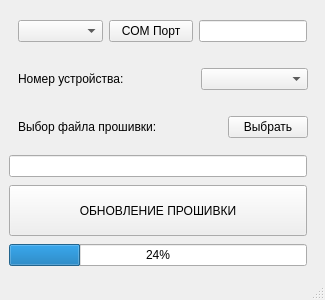
Before: the Qt Designer form Sender/mainwindow.ui in GlebZigert/CRC32, drawn with Qt 5.
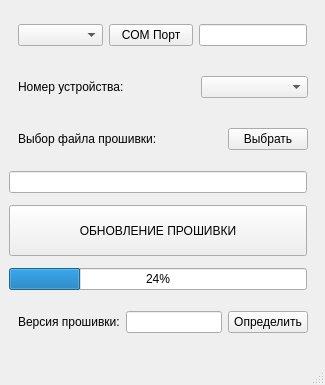
After: the same form once the commit is applied.

The edit to the form file:
```diff
--- a/Sender/mainwindow.ui
+++ b/Sender/mainwindow.ui
@@ -7,7 +7,7 @@
     <x>0</x>
     <y>0</y>
     <width>325</width>
-    <height>300</height>
+    <height>385</height>
    </rect>
   </property>
   <property name="sizePolicy">
@@ -24,8 +24,8 @@
   </property>
   <property name="maximumSize">
    <size>
-    <width>325</width>
-    <height>300</height>
+    <width>326</width>
+    <height>400</height>
    </size>
   </property>
   <property name="windowTitle">
@@ -266,6 +266,47 @@
       </property>
      </widget>
     </item>
+    <item>
+     <widget class="QWidget" name="" native="true">
+      <property name="sizePolicy">
+       <sizepolicy hsizetype="Fixed" vsizetype="Fixed">
+        <horstretch>0</horstretch>
+        <verstretch>0</verstretch>
+       </sizepolicy>
+      </property>
+      <property name="minimumSize">
+       <size>
+        <width>308</width>
+        <height>0</height>
+       </size>
+      </property>
+      <property name="maximumSize">
+       <size>
+        <width>308</width>
+        <height>16777215</height>
+       </size>
+      </property>
+      <layout class="QHBoxLayout" name="horizontalLayout_4">
+       <item>
+        <widget class="QLabel" name="label_3">
+         <property name="text">
+          <string>Версия прошивки:</string>
+         </property>
+        </widget>
+       </item>
+       <item>
+        <widget class="QLineEdit" name="version_bin"/>
+       </item>
+       <item>
+        <widget class="QPushButton" name="get_version">
+         <property name="text">
+          <string>Определить</string>
+         </property>
+        </widget>
+       </item>
+      </layout>
+     </widget>
+    </item>
    </layout>
   </widget>
   <widget class="QMenuBar" name="menubar">
```
